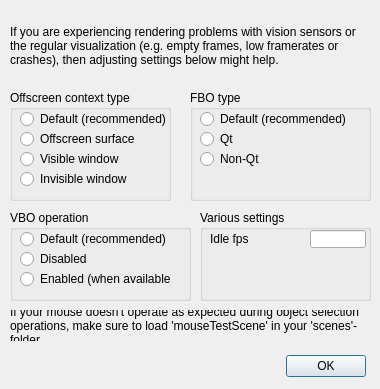
Old version of the form ui/qdlgopenglsettings.ui in the repository CoppeliaRobotics/coppeliaSimLib.
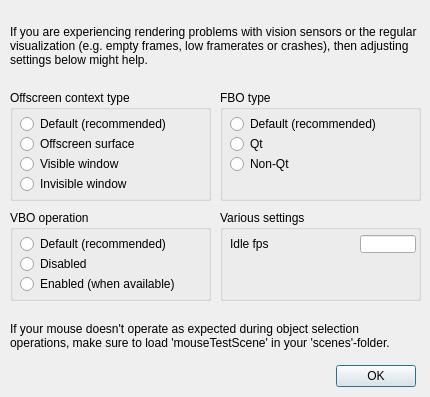
New version of the form.

Diff of the .ui file:
```diff
--- a/ui/qdlgopenglsettings.ui
+++ b/ui/qdlgopenglsettings.ui
@@ -6,8 +6,8 @@
    <rect>
     <x>0</x>
     <y>0</y>
-    <width>380</width>
-    <height>389</height>
+    <width>430</width>
+    <height>397</height>
    </rect>
   </property>
   <property name="windowTitle">
@@ -18,7 +18,7 @@
     <rect>
      <x>10</x>
      <y>10</y>
-     <width>361</width>
+     <width>411</width>
      <height>71</height>
     </rect>
    </property>
@@ -33,8 +33,8 @@
    <property name="geometry">
     <rect>
      <x>15</x>
-     <y>350</y>
-     <width>351</width>
+     <y>360</y>
+     <width>401</width>
      <height>32</height>
     </rect>
    </property>
@@ -47,7 +47,7 @@
     <rect>
      <x>10</x>
      <y>90</y>
-     <width>161</width>
+     <width>201</width>
      <height>111</height>
     </rect>
    </property>
@@ -61,8 +61,8 @@
     <property name="geometry">
      <rect>
       <x>10</x>
-      <y>20</y>
-      <width>151</width>
+      <y>25</y>
+      <width>191</width>
       <height>18</height>
      </rect>
     </property>
@@ -80,8 +80,8 @@
     <property name="geometry">
      <rect>
       <x>10</x>
-      <y>40</y>
-      <width>151</width>
+      <y>45</y>
+      <width>191</width>
       <height>18</height>
      </rect>
     </property>
@@ -99,8 +99,8 @@
     <property name="geometry">
      <rect>
       <x>10</x>
-      <y>60</y>
-      <width>151</width>
+      <y>65</y>
+      <width>191</width>
       <height>18</height>
      </rect>
     </property>
@@ -118,8 +118,8 @@
     <property name="geometry">
      <rect>
       <x>10</x>
-      <y>80</y>
-      <width>151</width>
+      <y>85</y>
+      <width>191</width>
       <height>18</height>
      </rect>
     </property>
@@ -137,9 +137,9 @@
   <widget class="QGroupBox" name="groupBox_2">
    <property name="geometry">
     <rect>
-     <x>190</x>
+     <x>220</x>
      <y>90</y>
-     <width>181</width>
+     <width>201</width>
      <height>111</height>
     </rect>
    </property>
@@ -153,8 +153,8 @@
     <property name="geometry">
      <rect>
       <x>10</x>
-      <y>20</y>
-      <width>151</width>
+      <y>25</y>
+      <width>191</width>
       <height>18</height>
      </rect>
     </property>
@@ -172,7 +172,7 @@
     <property name="geometry">
      <rect>
       <x>10</x>
-      <y>60</y>
+      <y>65</y>
       <width>151</width>
       <height>18</height>
      </rect>
@@ -191,7 +191,7 @@
     <property name="geometry">
      <rect>
       <x>10</x>
-      <y>40</y>
+      <y>45</y>
       <width>171</width>
       <height>18</height>
      </rect>
@@ -210,9 +210,9 @@
   <widget class="QGroupBox" name="groupBox_3">
    <property name="geometry">
     <rect>
-     <x>200</x>
+     <x>220</x>
      <y>210</y>
-     <width>171</width>
+     <width>201</width>
      <height>91</height>
     </rect>
    </property>
@@ -226,8 +226,8 @@
     <property name="geometry">
      <rect>
       <x>10</x>
-      <y>20</y>
-      <width>61</width>
+      <y>25</y>
+      <width>131</width>
       <height>18</height>
      </rect>
     </property>
@@ -238,8 +238,8 @@
    <widget class="QLineEdit" name="qqIdleFps">
     <property name="geometry">
      <rect>
-      <x>110</x>
-      <y>20</y>
+      <x>140</x>
+      <y>25</y>
       <width>56</width>
       <height>18</height>
      </rect>
@@ -251,13 +251,12 @@
     <rect>
      <x>10</x>
      <y>310</y>
-     <width>361</width>
-     <height>31</height>
+     <width>411</width>
+     <height>51</height>
     </rect>
    </property>
    <property name="text">
-    <string>If your mouse doesn't operate as expected during object selection
-operations, make sure to load 'mouseTestScene' in your 'scenes'-folder.</string>
+    <string>If your mouse doesn't operate as expected during object selection operations, make sure to load 'mouseTestScene' in your 'scenes'-folder.</string>
    </property>
    <property name="wordWrap">
     <bool>true</bool>
@@ -268,7 +267,7 @@
     <rect>
      <x>10</x>
      <y>210</y>
-     <width>181</width>
+     <width>201</width>
      <height>91</height>
     </rect>
    </property>
@@ -282,8 +281,8 @@
     <property name="geometry">
      <rect>
       <x>10</x>
-      <y>20</y>
-      <width>151</width>
+      <y>25</y>
+      <width>191</width>
       <height>18</height>
      </rect>
     </property>
@@ -301,8 +300,8 @@
     <property name="geometry">
      <rect>
       <x>10</x>
-      <y>60</y>
-      <width>151</width>
+      <y>65</y>
+      <width>191</width>
       <height>18</height>
      </rect>
     </property>
@@ -320,8 +319,8 @@
     <property name="geometry">
      <rect>
       <x>10</x>
-      <y>40</y>
-      <width>171</width>
+      <y>45</y>
+      <width>191</width>
       <height>18</height>
      </rect>
     </property>
```
